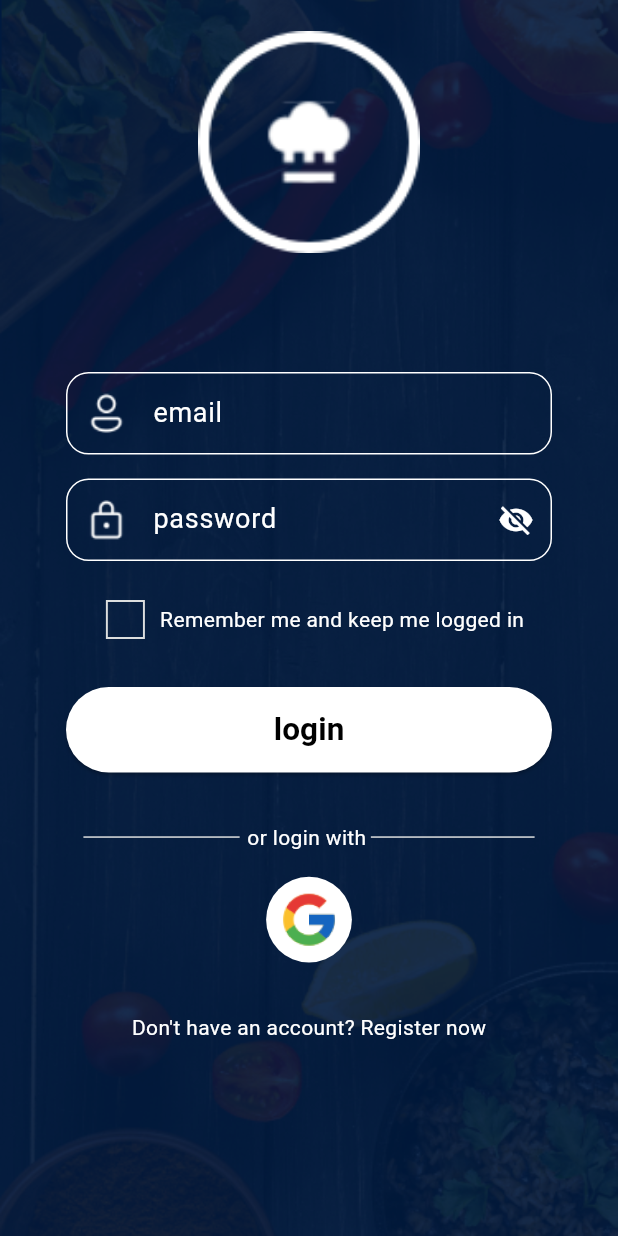
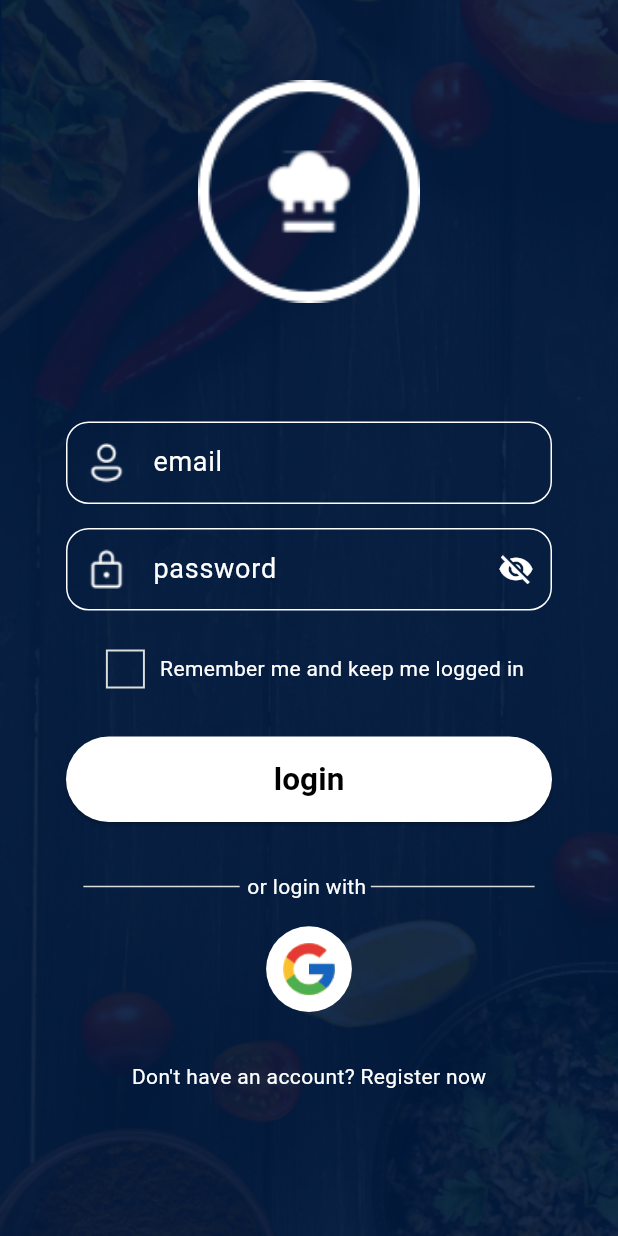
Before and after one commit to Mohamedihab29592/meal-recommendation-A2, a Flutter app: the LoginViewBody screen opened directly, on a phone screen of 412 x 824 dp. Run offline on Flutter 3.47's test engine with Material 3 defaults, Android fonts, the phone set to English and light mode, and no system bars; our stand-ins replace bloc, cloud_firestore, either_dart, equatable, firebase_auth, firebase_core and 9 more; accounts and stored records are empty; project files that could hold a hidden picture were left out.

Commit message:
update_home and doc

```diff
--- a/lib/features/auth/login/persentation/view/sign_in/login_view_body.dart
+++ b/lib/features/auth/login/persentation/view/sign_in/login_view_body.dart
@@ -56,7 +56,7 @@ class _LoginViewBodyState extends State<LoginViewBody> {
         height: screenHeight,
         decoration: boxDecoration,
         child: Padding(
-          padding: EdgeInsets.symmetric(horizontal: screenWidth * 0.05, vertical: screenHeight * 0.02),
+          padding: EdgeInsets.symmetric(horizontal: screenWidth * 0.05, vertical: screenHeight * 0.06),
           child: SingleChildScrollView(
             child: Form(
               key: formKey,
```
Also changed, not shown: 1 other file.
